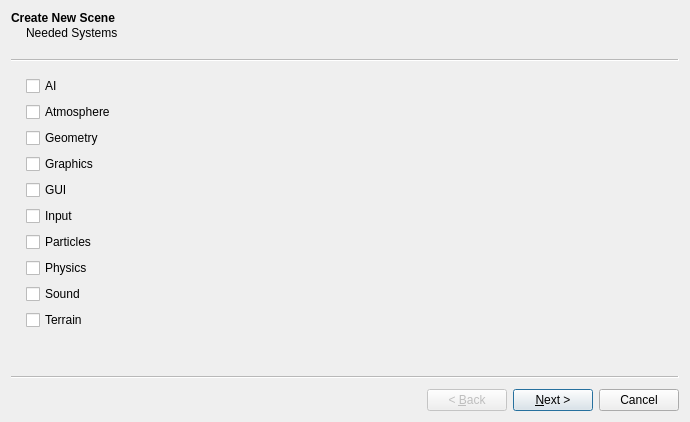
This is src/PGSEditor/newscenewizard.ui in madrenegade/PGameStudio as Qt 5 draws it before an edit. The edited form follows.
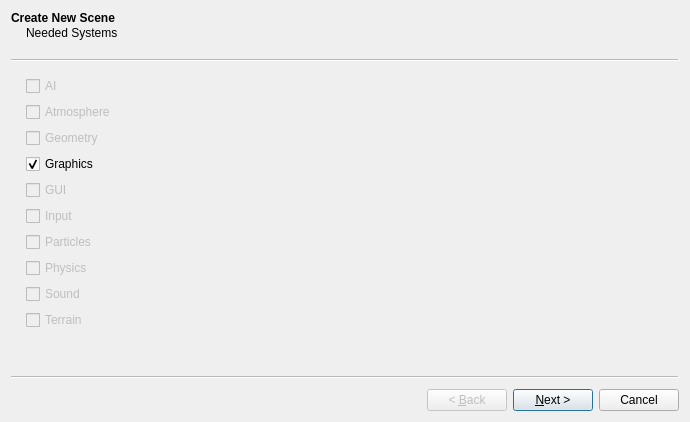
This is the edited form.

Diff of the .ui file:
```diff
--- a/src/PGSEditor/newscenewizard.ui
+++ b/src/PGSEditor/newscenewizard.ui
@@ -23,6 +23,9 @@
    <layout class="QVBoxLayout" name="verticalLayout">
     <item>
      <widget class="QCheckBox" name="checkBoxAI">
+      <property name="enabled">
+       <bool>false</bool>
+      </property>
       <property name="text">
        <string>AI</string>
       </property>
@@ -30,6 +33,9 @@
     </item>
     <item>
      <widget class="QCheckBox" name="checkBoxAtmosphere">
+      <property name="enabled">
+       <bool>false</bool>
+      </property>
       <property name="text">
        <string>Atmosphere</string>
       </property>
@@ -37,6 +43,9 @@
     </item>
     <item>
      <widget class="QCheckBox" name="checkBoxGeometry">
+      <property name="enabled">
+       <bool>false</bool>
+      </property>
       <property name="text">
        <string>Geometry</string>
       </property>
@@ -47,10 +56,19 @@
       <property name="text">
        <string>Graphics</string>
       </property>
+      <property name="checkable">
+       <bool>true</bool>
+      </property>
+      <property name="checked">
+       <bool>true</bool>
+      </property>
      </widget>
     </item>
     <item>
      <widget class="QCheckBox" name="checkBoxGUI">
+      <property name="enabled">
+       <bool>false</bool>
+      </property>
       <property name="text">
        <string>GUI</string>
       </property>
@@ -58,6 +76,9 @@
     </item>
     <item>
      <widget class="QCheckBox" name="checkBoxInput">
+      <property name="enabled">
+       <bool>false</bool>
+      </property>
       <property name="text">
        <string>Input</string>
       </property>
@@ -65,6 +86,9 @@
     </item>
     <item>
      <widget class="QCheckBox" name="checkBoxParticles">
+      <property name="enabled">
+       <bool>false</bool>
+      </property>
       <property name="text">
        <string>Particles</string>
       </property>
@@ -72,6 +96,9 @@
     </item>
     <item>
      <widget class="QCheckBox" name="checkBoxPhysics">
+      <property name="enabled">
+       <bool>false</bool>
+      </property>
       <property name="text">
        <string>Physics</string>
       </property>
@@ -79,6 +106,9 @@
     </item>
     <item>
      <widget class="QCheckBox" name="checkBoxSound">
+      <property name="enabled">
+       <bool>false</bool>
+      </property>
       <property name="text">
        <string>Sound</string>
       </property>
@@ -86,6 +116,9 @@
     </item>
     <item>
      <widget class="QCheckBox" name="checkBoxTerrain">
+      <property name="enabled">
+       <bool>false</bool>
+      </property>
       <property name="text">
        <string>Terrain</string>
       </property>
```
